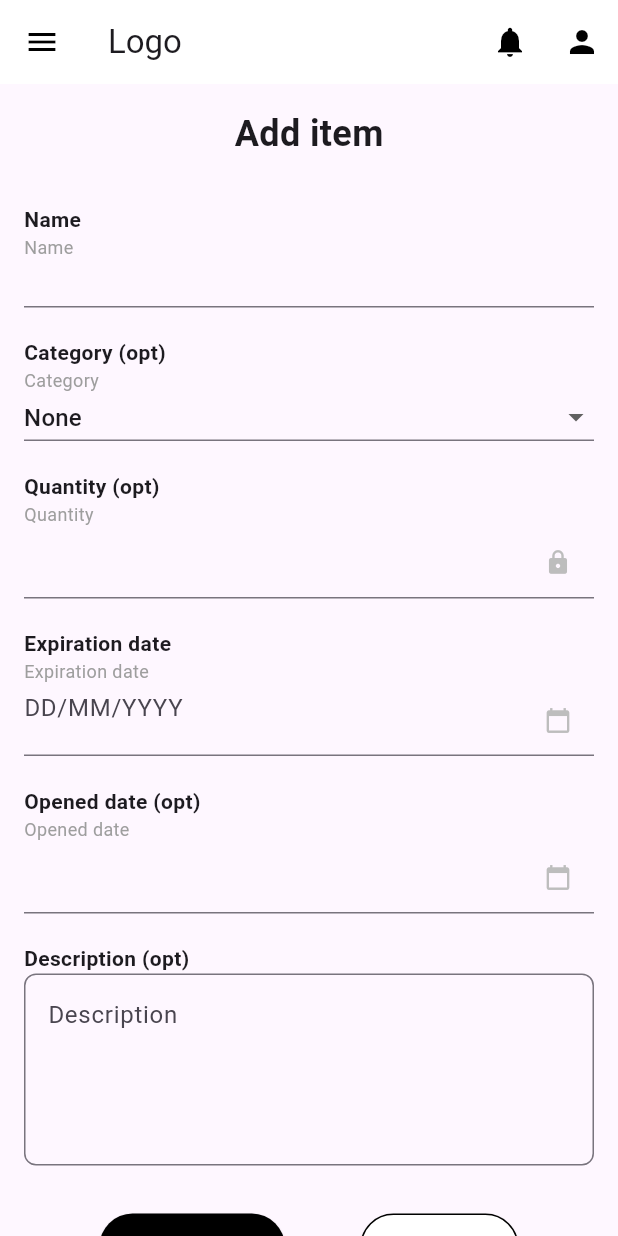
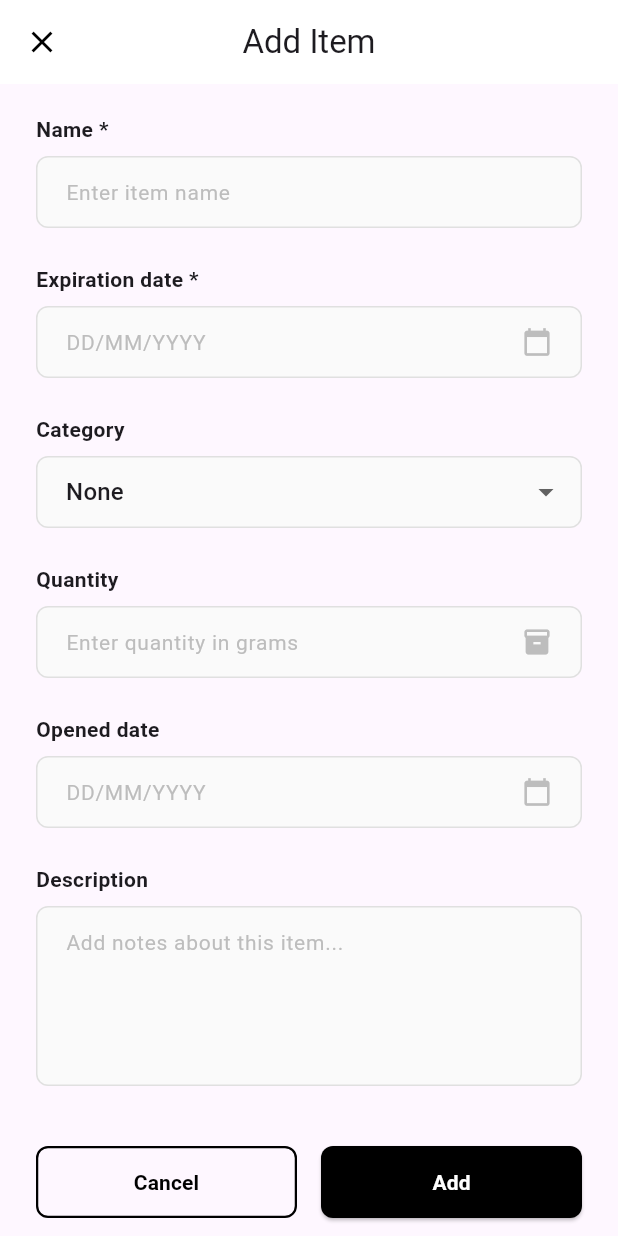
Before and after one commit to sqmmi3/resqfood-frontend, a Flutter app: the screen it shows after launch, after a tap on the "add" icon, on a phone screen of 412 x 824 dp. Run offline on Flutter 3.47's test engine with Material 3 defaults, Android fonts, the phone set to English and light mode, and no system bars; our stand-ins replace flutter_dotenv; accounts and stored records are empty; network calls fail.

Commit message:
change layout

```diff
--- a/lib/screens/add_item_screen.dart
+++ b/lib/screens/add_item_screen.dart
@@ -132,164 +132,200 @@ class _AddItemScreenState extends State<AddItemScreen> {
     }
   }
 
+  Widget _buildFormField({
+    required String label,
+    required String hint,
+    required TextEditingController controller,
+    String? Function(String?)? validator,
+    TextInputType keyboardType = TextInputType.text,
+    int maxLines = 1,
+    bool readOnly = false,
+    VoidCallback? onTap,
+    IconData? suffixIcon,
+  }) {
+    return Column(
+      crossAxisAlignment: CrossAxisAlignment.start,
+      children: [
+        Text(label, style: const TextStyle(fontWeight: FontWeight.w600, fontSize: 14)),
+        const SizedBox(height: 8),
+        TextFormField(
+          controller: controller,
+          validator: validator,
+          keyboardType: keyboardType,
+          maxLines: maxLines,
+          readOnly: readOnly,
+          onTap: onTap,
+          decoration: InputDecoration(
+            hintText: hint,
+            hintStyle: TextStyle(color: Colors.grey[400], fontSize: 14),
+            contentPadding: const EdgeInsets.symmetric(horizontal: 16, vertical: 12),
+            border: OutlineInputBorder(
+              borderRadius: BorderRadius.circular(8),
+              borderSide: BorderSide(color: Colors.grey[300]!),
+            ),
+            enabledBorder: OutlineInputBorder(
+              borderRadius: BorderRadius.circular(8),
+              borderSide: BorderSide(color: Colors.grey[300]!),
+            ),
+            focusedBorder: OutlineInputBorder(
+              borderRadius: BorderRadius.circular(8),
+              borderSide: const BorderSide(color: Colors.black, width: 2),
+            ),
+            errorBorder: OutlineInputBorder(
+              borderRadius: BorderRadius.circular(8),
+              borderSide: const BorderSide(color: Colors.red),
+            ),
+            suffixIcon: suffixIcon != null
+              ? Padding(
+                  padding: const EdgeInsets.only(right: 12),
+                  child: Icon(suffixIcon, color: Colors.grey[400], size: 20),
+                )
+              : null,
+            filled: true,
+            fillColor: Colors.grey[50],
+          ),
+        ),
+      ],
+    );
+  }
+
+  Widget _buildCategoryDropdown() {
+    return Column(
+      crossAxisAlignment: CrossAxisAlignment.start,
+      children: [
+        const Text('Category', style: TextStyle(fontWeight: FontWeight.w600, fontSize: 14)),
+        const SizedBox(height: 8),
+        DropdownButtonFormField<String>(
+          initialValue: _selectedCategory,
+          items: _categories
+              .map((category) => DropdownMenuItem(value: category, child: Text(category)))
+              .toList(),
+          onChanged: (value) => setState(() => _selectedCategory = value),
+          decoration: InputDecoration(
+            hintText: 'Select a category',
+            hintStyle: TextStyle(color: Colors.grey[400], fontSize: 14),
+            contentPadding: const EdgeInsets.symmetric(horizontal: 16, vertical: 12),
+            border: OutlineInputBorder(
+              borderRadius: BorderRadius.circular(8),
+              borderSide: BorderSide(color: Colors.grey[300]!),
+            ),
+            enabledBorder: OutlineInputBorder(
+              borderRadius: BorderRadius.circular(8),
+              borderSide: BorderSide(color: Colors.grey[300]!),
+            ),
+            focusedBorder: OutlineInputBorder(
+              borderRadius: BorderRadius.circular(8),
+              borderSide: const BorderSide(color: Colors.black, width: 2),
+            ),
+            filled: true,
+            fillColor: Colors.grey[50],
+          ),
+        ),
+      ],
+    );
+  }
+
+  Widget _buildActionButtons() {
+    return Row(
+      mainAxisAlignment: MainAxisAlignment.spaceEvenly,
+      children: [
+        Expanded(
+          child: OutlinedButton(
+            onPressed: () => Navigator.pop(context),
+            style: OutlinedButton.styleFrom(
+              padding: const EdgeInsets.symmetric(vertical: 14),
+              side: const BorderSide(color: Colors.black, width: 1.5),
+              shape: RoundedRectangleBorder(borderRadius: BorderRadius.circular(8)),
+            ),
+            child: const Text('Cancel', style: TextStyle(color: Colors.black, fontWeight: FontWeight.w600)),
+          ),
+        ),
+        const SizedBox(width: 16),
+        Expanded(
+          child: ElevatedButton(
+            onPressed: _submitForm,
+            style: ElevatedButton.styleFrom(
+              backgroundColor: Colors.black,
+              padding: const EdgeInsets.symmetric(vertical: 14),
+              shape: RoundedRectangleBorder(borderRadius: BorderRadius.circular(8)),
+            ),
+            child: const Text('Add', style: TextStyle(color: Colors.white, fontWeight: FontWeight.w600)),
+          ),
+        ),
+      ],
+    );
+  }
+
   @override
   Widget build(BuildContext context) {
     return Scaffold(
       appBar: AppBar(
-        title: const Text('Logo'),
+        title: const Text('Add Item'),
         backgroundColor: Colors.white,
         elevation: 0,
+        centerTitle: true,
         leading: IconButton(
-          icon: const Icon(Icons.menu, color: Colors.black),
-          onPressed: () {},
+          icon: const Icon(Icons.close, color: Colors.black),
+          onPressed: () => Navigator.pop(context),
         ),
-        actions: [
-          IconButton(
-            icon: const Icon(Icons.notifications, color: Colors.black),
-            onPressed: () {},
-          ),
-          IconButton(
-            icon: const Icon(Icons.person, color: Colors.black),
-            onPressed: () {},
-          ),
-        ],
       ),
       body: SingleChildScrollView(
-        padding: const EdgeInsets.all(16),
+        padding: const EdgeInsets.symmetric(horizontal: 24, vertical: 20),
         child: Form(
           key: _formKey,
           child: Column(
             crossAxisAlignment: CrossAxisAlignment.start,
             children: [
-              const Center(
-                child: Text(
-                  'Add item',
-                  style: TextStyle(
-                    fontSize: 24,
-                    fontWeight: FontWeight.bold,
-                  ),
-                ),
-              ),
-              const SizedBox(height: 30),
-              const Text('Name', style: TextStyle(fontWeight: FontWeight.bold)),
-              const Text('Name', style: TextStyle(color: Colors.grey, fontSize: 12)),
-              TextFormField(
+              _buildFormField(
+                label: 'Name *',
+                hint: 'Enter item name',
                 controller: _nameController,
                 validator: _validateName,
-                decoration: const InputDecoration(
-                  border: UnderlineInputBorder(),
-                  isDense: true,
-                ),
               ),
-              const SizedBox(height: 20),
-              const Text('Category (opt)', style: TextStyle(fontWeight: FontWeight.bold)),
-              const Text('Category', style: TextStyle(color: Colors.grey, fontSize: 12)),
-              DropdownButtonFormField<String>(
-                initialValue: _selectedCategory,
-                items: _categories
-                    .map((category) => DropdownMenuItem(
-                          value: category,
-                          child: Text(category),
-                        ))
-                    .toList(),
-                onChanged: (value) {
-                  setState(() {
-                    _selectedCategory = value;
-                  });
-                },
-                decoration: const InputDecoration(
-                  border: UnderlineInputBorder(),
-                  isDense: true,
-                  hintText: 'Select a category',
-                ),
+              const SizedBox(height: 24),
+              _buildFormField(
+                label: 'Expiration date *',
+                hint: 'DD/MM/YYYY',
+                controller: _expirationDateController,
+                validator: _validateExpirationDate,
+                readOnly: true,
+                onTap: () => _selectDate(_expirationDateController, futureOnly: true),
+                suffixIcon: Icons.calendar_today,
               ),
-              const SizedBox(height: 20),
-              const Text('Quantity (opt)', style: TextStyle(fontWeight: FontWeight.bold)),
-              const Text('Quantity', style: TextStyle(color: Colors.grey, fontSize: 12)),
-              TextFormField(
+              const SizedBox(height: 24),
+              _buildCategoryDropdown(),
+              const SizedBox(height: 24),
+              _buildFormField(
+                label: 'Quantity',
+                hint: 'Enter quantity in grams',
                 controller: _quantityController,
-                keyboardType: TextInputType.number,
                 validator: (value) {
                   if (value != null && value.isNotEmpty && int.tryParse(value) == null) {
                     return 'Quantity must be a number';
                   }
                   return null;
                 },
-                decoration: InputDecoration(
-                  border: const UnderlineInputBorder(),
-                  isDense: true,
-                  suffixIcon: Icon(Icons.lock, color: Colors.grey[400], size: 18),
-                ),
+                keyboardType: TextInputType.number,
+                suffixIcon: Icons.inventory_2,
               ),
-              const SizedBox(height: 20),
-              const Text('Expiration date', style: TextStyle(fontWeight: FontWeight.bold)),
-              const Text('Expiration date', style: TextStyle(color: Colors.grey, fontSize: 12)),
-              TextFormField(
-                controller: _expirationDateController,
-                validator: _validateExpirationDate,
-                readOnly: true,
-                onTap: () => _selectDate(_expirationDateController, futureOnly: true),
-                decoration: InputDecoration(
-                  border: const UnderlineInputBorder(),
-                  isDense: true,
-                  hintText: 'DD/MM/YYYY',
-                  suffixIcon: Icon(Icons.calendar_today, color: Colors.grey[400], size: 18),
-                ),
-              ),
-              const SizedBox(height: 20),
-              const Text('Opened date (opt)', style: TextStyle(fontWeight: FontWeight.bold)),
-              const Text('Opened date', style: TextStyle(color: Colors.grey, fontSize: 12)),
-              TextFormField(
+              const SizedBox(height: 24),
+              _buildFormField(
+                label: 'Opened date',
+                hint: 'DD/MM/YYYY',
                 controller: _openedDateController,
                 readOnly: true,
                 onTap: () => _selectDate(_openedDateController),
-                decoration: InputDecoration(
-                  border: const UnderlineInputBorder(),
-                  isDense: true,
-                  suffixIcon: Icon(Icons.calendar_today, color: Colors.grey[400], size: 18),
-                ),
+                suffixIcon: Icons.calendar_today,
               ),
-              const SizedBox(height: 20),
-              const Text('Description (opt)', style: TextStyle(fontWeight: FontWeight.bold)),
-              TextFormField(
+              const SizedBox(height: 24),
+              _buildFormField(
+                label: 'Description',
+                hint: 'Add notes about this item...',
                 controller: _descriptionController,
                 maxLines: 4,
-                decoration: InputDecoration(
-                  hintText: 'Description',
-                  border: OutlineInputBorder(
-                    borderRadius: BorderRadius.circular(8),
-                  ),
-                ),
               ),
-              const SizedBox(height: 30),
-              Row(
-                mainAxisAlignment: MainAxisAlignment.spaceEvenly,
-                children: [
-                  ElevatedButton(
-                    onPressed: () => Navigator.pop(context),
-                    style: ElevatedButton.styleFrom(
-                      backgroundColor: Colors.black,
-                      padding: const EdgeInsets.symmetric(horizontal: 40, vertical: 12),
-                    ),
-                    child: const Text(
-                      'Cancel',
-                      style: TextStyle(color: Colors.white),
-                    ),
-                  ),
-                  ElevatedButton(
-                    onPressed: _submitForm,
-                    style: ElevatedButton.styleFrom(
-                      backgroundColor: Colors.white,
-                      side: const BorderSide(color: Colors.black),
-                      padding: const EdgeInsets.symmetric(horizontal: 40, vertical: 12),
-                    ),
-                    child: const Text(
-                      'Add',
-                      style: TextStyle(color: Colors.black),
-                    ),
-                  ),
-                ],
-              ),
+              const SizedBox(height: 40),
+              _buildActionButtons(),
               const SizedBox(height: 20),
             ],
           ),
--- a/lib/screens/home_screen.dart
+++ b/lib/screens/home_screen.dart
@@ -15,6 +15,10 @@ class HomeScreen extends StatefulWidget {
 }
 
 class _HomeScreenState extends State<HomeScreen> {
+  static const _bottomNavPadding = EdgeInsets.only(bottom: 70);
+  static const _itemListPadding = EdgeInsets.all(16);
+  static const _itemCardPadding = EdgeInsets.only(bottom: 12);
+
   List<Item> items = [];
   late ItemService _itemService;
   bool _isLoading = true;
@@ -42,7 +46,7 @@ class _HomeScreenState extends State<HomeScreen> {
     }
   }
 
-  void _addItem(Item newItem) async {
+  Future<void> _addItem(Item newItem) async {
     try {
       final createdItem = await _itemService.postItem(newItem);
       setState(() => items.add(createdItem));
@@ -89,14 +93,29 @@ class _HomeScreenState extends State<HomeScreen> {
     }
   }
 
-  @override
-  Widget build(BuildContext context) {
-    return Scaffold(
-      appBar: const ResqfoodAppBar(),
-      body: _isLoading
-          ? const Center(child: CircularProgressIndicator())
-          : items.isEmpty
-          ? const Center(
+  void _navigateToItemDetail(int index) async {
+    await Navigator.push(
+      context,
+      MaterialPageRoute(
+        builder: (context) => ItemDetailScreen(
+          item: items[index],
+          onUpdate: (updatedItem) => _updateItem(index, updatedItem),
+          onDelete: () => _deleteItem(index),
+        ),
+      ),
+    );
+  }
+
+  Future<void> _navigateToAddItem() async {
+    final newItem = await Navigator.push<Item>(
+      context,
+      MaterialPageRoute(builder: (context) => const AddItemScreen()),
+    );
+    if (mounted && newItem != null) _addItem(newItem);
+  }
+
+  Widget _buildEmptyState() {
+    return const Center(
       child: Column(
         mainAxisAlignment: MainAxisAlignment.center,
         children: [
@@ -105,28 +124,14 @@ class _HomeScreenState extends State<HomeScreen> {
           Text('Tap the + button to add an item', style: TextStyle(fontSize: 14)),
         ],
       ),
-            )
-          : ListView.builder(
-              padding: const EdgeInsets.all(16),
-              physics: const BouncingScrollPhysics(),
-              itemCount: items.length,
-              itemBuilder: (context, index) {
-                final item = items[index];
+    );
+  }
+
+  Widget _buildItemCard(Item item, int index) {
     return Padding(
-                  padding: const EdgeInsets.only(bottom: 12),
+      padding: _itemCardPadding,
       child: GestureDetector(
-                  onTap: () async {
-                      await Navigator.push(
-                        context,
-                        MaterialPageRoute(
-                          builder: (context) => ItemDetailScreen(
-                            item: item,
-                            onUpdate: (updatedItem) => _updateItem(index, updatedItem),
-                            onDelete: () => _deleteItem(index),
-                          ),
-                        ),
-                      );
-                    },
+        onTap: () => _navigateToItemDetail(index),
         child: Container(
           padding: const EdgeInsets.all(16),
           decoration: BoxDecoration(
@@ -136,25 +141,37 @@ class _HomeScreenState extends State<HomeScreen> {
           child: Row(
             mainAxisAlignment: MainAxisAlignment.spaceBetween,
             children: [
-                          Text(item.name),
-                          Text(item.expirationDate ?? '-'),
+              Text(item.name, style: const TextStyle(fontWeight: FontWeight.w500)),
+              Text(item.expirationDate ?? '-', style: const TextStyle(fontSize: 12, color: Colors.grey)),
             ],
           ),
         ),
       ),
     );
-              },
-            ),
+  }
+
+  Widget _buildItemsList() {
+    return ListView.builder(
+      padding: _itemListPadding,
+      physics: const BouncingScrollPhysics(),
+      itemCount: items.length,
+      itemBuilder: (context, index) => _buildItemCard(items[index], index),
+    );
+  }
+
+  @override
+  Widget build(BuildContext context) {
+    return Scaffold(
+      appBar: const ResqfoodAppBar(),
+      body: _isLoading
+          ? const Center(child: CircularProgressIndicator())
+          : items.isEmpty
+          ? _buildEmptyState()
+          : _buildItemsList(),
       floatingActionButton: Padding(
-        padding: const EdgeInsets.only(bottom: 70),
+        padding: _bottomNavPadding,
         child: FloatingActionButton(
-          onPressed: () async {
-            final newItem = await Navigator.push<Item>(
-              context,
-              MaterialPageRoute(builder: (context) => const AddItemScreen()),
-            );
-            if (mounted && newItem != null) _addItem(newItem);
-          },
+          onPressed: _navigateToAddItem,
           backgroundColor: Colors.black,
           child: const Icon(Icons.add, color: Colors.white),
         ),
--- a/lib/screens/item_detail_screen.dart
+++ b/lib/screens/item_detail_screen.dart
@@ -72,15 +72,9 @@ class _ItemDetailScreenState extends State<ItemDetailScreen> {
         backgroundColor: Colors.white,
         elevation: 0,
         leading: IconButton(
-          icon: const Icon(Icons.menu, color: Colors.black),
-          onPressed: () {},
+          icon: const Icon(Icons.arrow_back, color: Colors.black),
+          onPressed: () => Navigator.pop(context),
         ),
-        actions: [
-          IconButton(
-            icon: const Icon(Icons.close, color: Colors.black),
-            onPressed: () => Navigator.pop(context),
-          ),
-        ],
       ),
       body: SingleChildScrollView(
         padding: const EdgeInsets.all(24),
```
Lines whose indentation alone changed are shown as unchanged.
